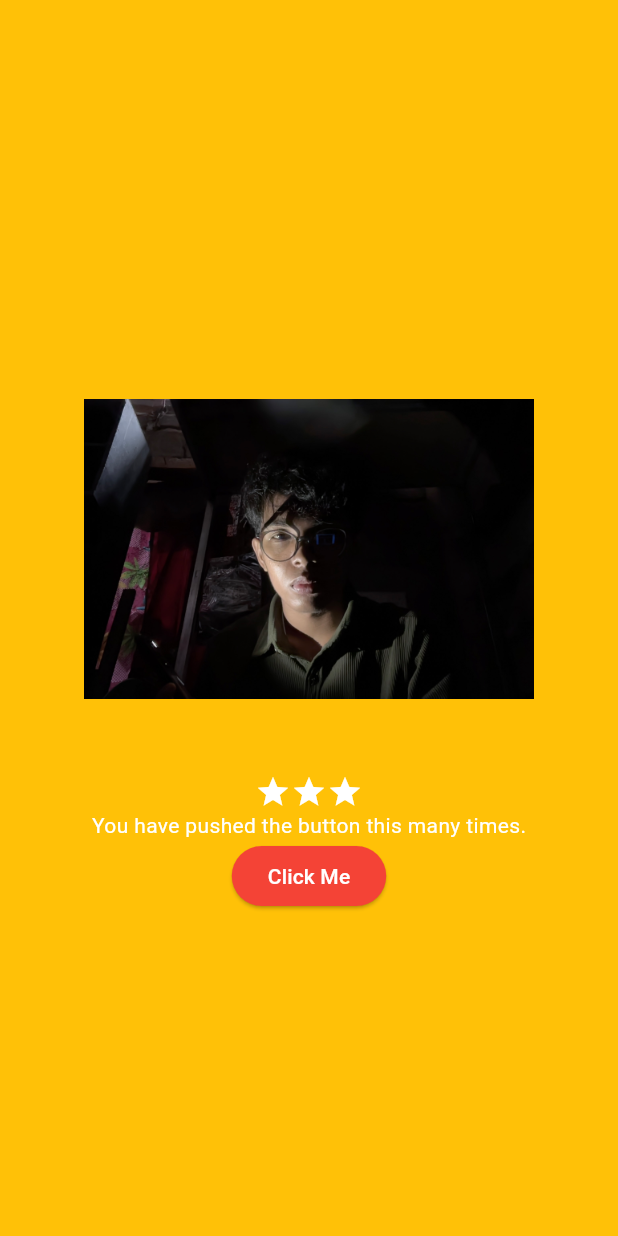
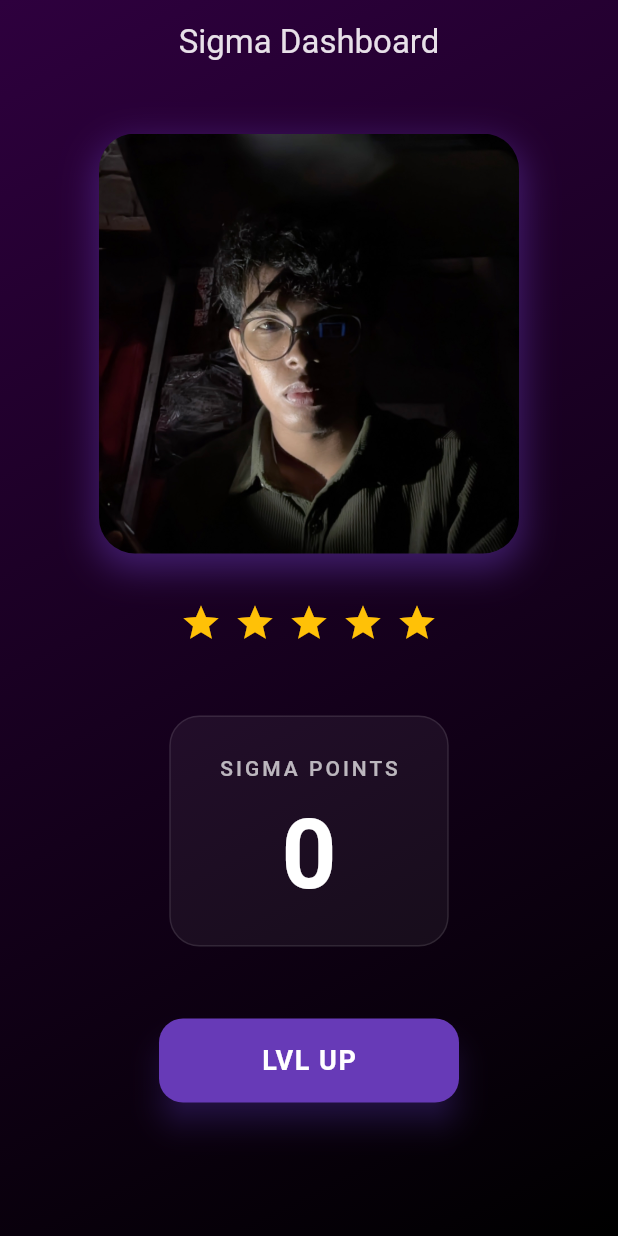
Before and after one commit to MicKilldev/SigamFlutter01, a Flutter app: the screen it shows after launch, on a phone screen of 412 x 824 dp. Run offline on Flutter 3.47's test engine with Material 3 defaults, Android fonts, the phone set to English and light mode, and no system bars.

Commit message:
feat: Implement initial HomeScreen with custom SigmaCard, SigmaButton, and dark theme.

```diff
--- a/lib/main.dart
+++ b/lib/main.dart
@@ -1,82 +1,22 @@
 import 'package:flutter/material.dart';
+import 'screens/home_screen.dart';
+import 'theme/app_theme.dart';
 
 void main() {
-
-  // SIGMA
   runApp(const MyApp());
 }
 
 class MyApp extends StatelessWidget {
   const MyApp({super.key});
 
-  // This widget is the root of your application.
   @override
   Widget build(BuildContext context) {
     return MaterialApp(
-      title: 'Flutter Demo',
-      theme: ThemeData(
-        // tested with just a hot reload.
-        colorScheme: ColorScheme.fromSeed(seedColor: Colors.deepPurple),
-      ),
-      home: const MyHomePage(title: 'Flutter Demo Home Page'),
+      title: 'Sigma Flutter',
+      debugShowCheckedModeBanner: false,
+      themeMode: ThemeMode.dark,
+      darkTheme: AppTheme.darkTheme,
+      home: const HomeScreen(title: 'Sigma Dashboard'),
     );
   }
 }
-
-class MyHomePage extends StatefulWidget {
-  const MyHomePage({super.key, required this.title});
-
-  final String title;
-
-  @override
-  State<MyHomePage> createState() => _MyHomePageState();
-}
-
-class _MyHomePageState extends State<MyHomePage> {
-  int _counter = 0;
-
-  void _incrementCounter() {
-    setState(() {
-      _counter++;
-    });
-  }
-
-  @override
-  Widget build(BuildContext context) {
-    return Scaffold(
-      backgroundColor: Colors.amber,
-      body: Column(
-      mainAxisAlignment: MainAxisAlignment.center,
-      children: <Widget>[
-        Image.asset('assets/Image/Sigma.jpg', height: 300, width: 300,),
-        Row (
-          mainAxisAlignment: MainAxisAlignment.center,
-          children: [
-            Icon(Icons.star, color: Colors.white),
-            Icon(Icons.star, color: Colors.white),
-            Icon(Icons.star, color: Colors.white),
-          ],
-        ),
-
-
-        Center(
-          child: const Text(
-              "You have pushed the button this many times.",
-            style: TextStyle(
-              color: Colors.white,
-            ),
-          ),
-        ),
-        ElevatedButton(
-            style: ElevatedButton.styleFrom(
-              backgroundColor: Colors.red,
-            ),
-
-        onPressed: (){
-
-        }, child: Text("Click Me", style: TextStyle(color: Colors.white),))
-      ],
-      ),
-    );
-  }
-}
--- /dev/null
+++ b/lib/screens/home_screen.dart
@@ -0,0 +1,103 @@
+import 'package:flutter/material.dart';
+import '../widgets/sigma_card.dart';
+import '../widgets/sigma_button.dart';
+
+class HomeScreen extends StatefulWidget {
+  const HomeScreen({super.key, required this.title});
+
+  final String title;
+
+  @override
+  State<HomeScreen> createState() => _HomeScreenState();
+}
+
+class _HomeScreenState extends State<HomeScreen> {
+  int _counter = 0;
+
+  void _incrementCounter() {
+    setState(() {
+      _counter++;
+    });
+  }
+
+  @override
+  Widget build(BuildContext context) {
+    return Scaffold(
+      extendBodyBehindAppBar: true,
+      appBar: AppBar(
+        title: Text(widget.title),
+        centerTitle: true,
+        backgroundColor: Colors.transparent,
+        elevation: 0,
+      ),
+      body: Container(
+        decoration: const BoxDecoration(
+          gradient: LinearGradient(
+            begin: Alignment.topLeft,
+            end: Alignment.bottomRight,
+            colors: [
+              Color(0xFF2E003E), // Deep Purple
+              Color(0xFF000000), // Black
+            ],
+          ),
+        ),
+        child: Center(
+          child: SingleChildScrollView(
+            child: Column(
+              mainAxisAlignment: MainAxisAlignment.center,
+              children: <Widget>[
+                const SigmaCard(),
+                const SizedBox(height: 32),
+
+                // Styled Ratings
+                Row(
+                  mainAxisAlignment: MainAxisAlignment.center,
+                  children: List.generate(
+                    5,
+                    (index) => const Padding(
+                      padding: EdgeInsets.symmetric(horizontal: 4.0),
+                      child: Icon(Icons.star, color: Colors.amber, size: 28),
+                    ),
+                  ),
+                ),
+                const SizedBox(height: 48),
+
+                // Counter Section
+                Container(
+                  padding: const EdgeInsets.symmetric(
+                    horizontal: 32,
+                    vertical: 24,
+                  ),
+                  margin: const EdgeInsets.symmetric(horizontal: 24),
+                  decoration: BoxDecoration(
+                    color: Colors.white.withOpacity(0.05),
+                    borderRadius: BorderRadius.circular(20),
+                    border: Border.all(color: Colors.white.withOpacity(0.1)),
+                  ),
+                  child: Column(
+                    children: [
+                      Text(
+                        "SIGMA POINTS",
+                        style: Theme.of(context).textTheme.labelLarge,
+                      ),
+                      const SizedBox(height: 12),
+                      Text(
+                        '$_counter',
+                        style: Theme.of(context).textTheme.displayLarge
+                            ?.copyWith(color: Colors.white, fontSize: 64),
+                      ),
+                    ],
+                  ),
+                ),
+
+                const SizedBox(height: 48),
+
+                SigmaButton(onPressed: _incrementCounter),
+              ],
+            ),
+          ),
+        ),
+      ),
+    );
+  }
+}
--- /dev/null
+++ b/lib/theme/app_theme.dart
@@ -0,0 +1,25 @@
+import 'package:flutter/material.dart';
+
+class AppTheme {
+  static ThemeData get darkTheme {
+    return ThemeData(
+      brightness: Brightness.dark,
+      useMaterial3: true,
+      colorScheme: ColorScheme.fromSeed(
+        seedColor: Colors.deepPurple,
+        brightness: Brightness.dark,
+        surface: const Color(0xFF121212),
+      ),
+      scaffoldBackgroundColor: const Color(0xFF000000),
+      textTheme: const TextTheme(
+        displayLarge: TextStyle(
+          fontWeight: FontWeight.bold,
+          letterSpacing: -1.0,
+        ),
+        headlineMedium: TextStyle(fontWeight: FontWeight.w600),
+        bodyLarge: TextStyle(fontSize: 16),
+        labelLarge: TextStyle(letterSpacing: 2, color: Colors.white70),
+      ),
+    );
+  }
+}
--- /dev/null
+++ b/lib/widgets/sigma_button.dart
@@ -0,0 +1,35 @@
+import 'package:flutter/material.dart';
+
+class SigmaButton extends StatelessWidget {
+  final VoidCallback onPressed;
+
+  const SigmaButton({super.key, required this.onPressed});
+
+  @override
+  Widget build(BuildContext context) {
+    return SizedBox(
+      width: 200,
+      height: 56,
+      child: ElevatedButton(
+        onPressed: onPressed,
+        style: ElevatedButton.styleFrom(
+          backgroundColor: Colors.deepPurple,
+          foregroundColor: Colors.white,
+          elevation: 8,
+          shadowColor: Colors.deepPurpleAccent.withOpacity(0.5),
+          shape: RoundedRectangleBorder(
+            borderRadius: BorderRadius.circular(16),
+          ),
+        ),
+        child: const Text(
+          "LVL UP",
+          style: TextStyle(
+            fontSize: 18,
+            fontWeight: FontWeight.bold,
+            letterSpacing: 1,
+          ),
+        ),
+      ),
+    );
+  }
+}
--- /dev/null
+++ b/lib/widgets/sigma_card.dart
@@ -0,0 +1,31 @@
+import 'package:flutter/material.dart';
+
+class SigmaCard extends StatelessWidget {
+  const SigmaCard({super.key});
+
+  @override
+  Widget build(BuildContext context) {
+    return Container(
+      decoration: BoxDecoration(
+        borderRadius: BorderRadius.circular(24),
+        boxShadow: [
+          BoxShadow(
+            color: Colors.deepPurple.withOpacity(0.5),
+            blurRadius: 20,
+            spreadRadius: 2,
+            offset: const Offset(0, 8),
+          ),
+        ],
+      ),
+      child: ClipRRect(
+        borderRadius: BorderRadius.circular(24),
+        child: Image.asset(
+          'assets/Image/Sigma.jpg',
+          height: 280,
+          width: 280,
+          fit: BoxFit.cover,
+        ),
+      ),
+    );
+  }
+}
```
